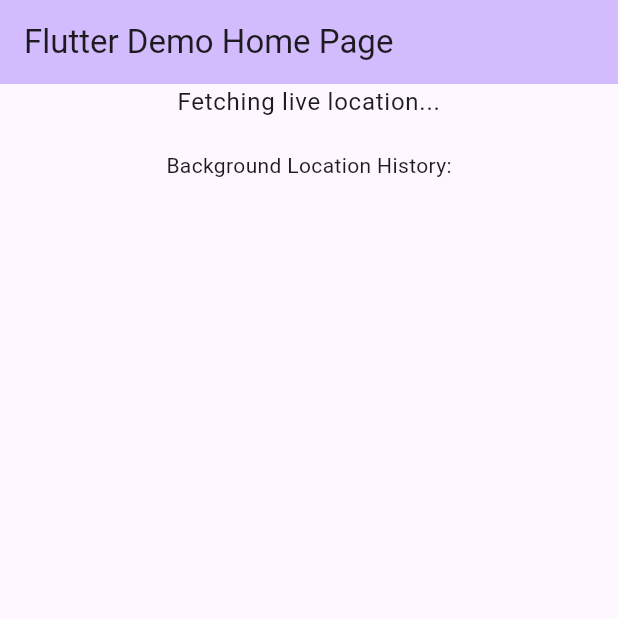
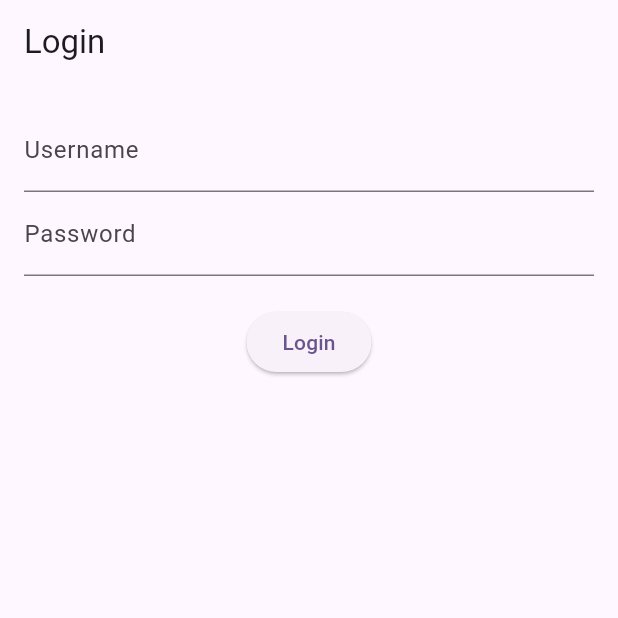
Before and after one commit to batsaikhan50/android_location_project, a Flutter app: the screen it shows after launch, on a phone screen of 412 x 824 dp, the top half of it. Run offline on Flutter 3.47's test engine with Material 3 defaults, Android fonts, the light colour scheme and no system bars; our stand-ins replace shared_preferences.

Commit message:
login screen

```diff
--- /dev/null
+++ b/lib/login.dart
@@ -0,0 +1,98 @@
+import 'dart:async';
+import 'package:flutter/material.dart';
+import 'package:flutter/services.dart';
+import 'package:shared_preferences/shared_preferences.dart';
+import 'main.dart'; // Import the home page
+
+class LoginScreen extends StatefulWidget {
+  const LoginScreen({super.key});
+
+  @override
+  State<LoginScreen> createState() => _LoginScreenState();
+}
+
+class _LoginScreenState extends State<LoginScreen> {
+  final TextEditingController _usernameController = TextEditingController();
+  final TextEditingController _passwordController = TextEditingController();
+
+  bool _isLoading = false;
+  String _errorMessage = '';
+
+  // Define the platform method channel here
+  static const platform = MethodChannel(
+    'com.example.new_project_location/location',
+  );
+
+  // Simulate the login process
+  Future<void> _login() async {
+    setState(() {
+      _isLoading = true;
+    });
+
+    // Simulate login process (you can replace this with your real authentication)
+    await Future.delayed(const Duration(seconds: 2));
+
+    // Assuming successful login if username and password are correct
+    if (_usernameController.text == 'user' &&
+        _passwordController.text == 'password') {
+      // Save login status in SharedPreferences
+      SharedPreferences prefs = await SharedPreferences.getInstance();
+      await prefs.setBool('isLoggedIn', true);
+
+      // Trigger native code to start location manager after successful login
+      try {
+        // Invoke the method to start location manager
+        await platform.invokeMethod('startLocationManagerAfterLogin');
+      } on PlatformException catch (e) {
+        print("Error starting location manager: $e");
+      }
+
+      // Navigate to the home page after successful login
+      Navigator.pushReplacement(
+        context,
+        MaterialPageRoute(
+          builder:
+              (context) => const MyHomePage(title: 'Flutter Demo Home Page'),
+        ),
+      );
+    } else {
+      setState(() {
+        _isLoading = false;
+        _errorMessage = 'Invalid credentials. Please try again.';
+      });
+    }
+  }
+
+  @override
+  Widget build(BuildContext context) {
+    return Scaffold(
+      appBar: AppBar(title: const Text("Login")),
+      body: Padding(
+        padding: const EdgeInsets.all(16.0),
+        child: Column(
+          children: [
+            TextField(
+              controller: _usernameController,
+              decoration: const InputDecoration(labelText: 'Username'),
+            ),
+            TextField(
+              controller: _passwordController,
+              decoration: const InputDecoration(labelText: 'Password'),
+              obscureText: true,
+            ),
+            if (_errorMessage.isNotEmpty)
+              Text(_errorMessage, style: const TextStyle(color: Colors.red)),
+            const SizedBox(height: 20),
+            ElevatedButton(
+              onPressed: _isLoading ? null : _login,
+              child:
+                  _isLoading
+                      ? const CircularProgressIndicator(color: Colors.white)
+                      : const Text('Login'),
+            ),
+          ],
+        ),
+      ),
+    );
+  }
+}
```
Also changed, not shown: lib/main.dart (+62 -3 lines), 2 other files.
